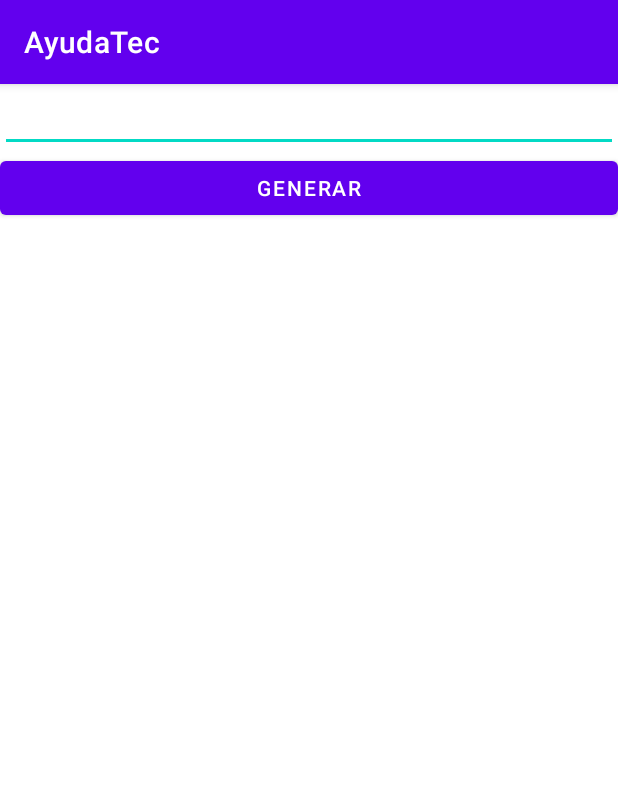
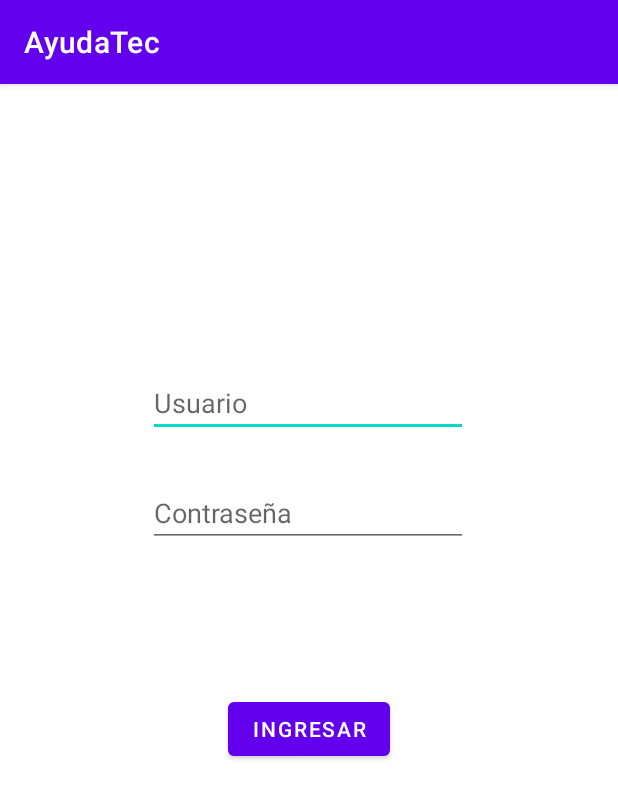
Before and after one commit to TheSkrapy/App2, an Android app: the screen it shows after launch (CrearQr before the commit, ContrasenaCrearQr after it), after a tap on "CREAR", on a phone screen of 412 x 824 dp. Shown: the top 799 px of the screen. Run offline under Robolectric (Android 15) with nearby library versions, the phone set to English and light mode, and no system bars.

Commit message:
Codigo comentado, creacion de contraseña

```diff
--- a/app/src/main/java/com/example/ayudatec/CrearQr.java
+++ b/app/src/main/java/com/example/ayudatec/CrearQr.java
@@ -17,12 +17,13 @@ public class CrearQr extends AppCompatActivity {
     @Override
     protected void onCreate(Bundle savedInstanceState) {
         super.onCreate(savedInstanceState);
-        setContentView(R.layout.activity_crear_qr);
+
+        setContentView(R.layout.activity_crear_qr);   //Declaracion de argumentos para generar qr
         EditText txtDatos = findViewById(R.id.txtDatos);
         Button btnGenera = findViewById(R.id.btnGenera);
         ImageView imgQr = findViewById(R.id.qrCode);
 
-        btnGenera.setOnClickListener(view -> {
+        btnGenera.setOnClickListener(view -> {  //Metodo para generar qr
             try{
                 BarcodeEncoder barcodeEncoder = new BarcodeEncoder();
                 Bitmap bitmap = barcodeEncoder.encodeBitmap(txtDatos.getText().toString(), BarcodeFormat.QR_CODE, 750,750);
--- a/app/src/main/java/com/example/ayudatec/Escaner.java
+++ b/app/src/main/java/com/example/ayudatec/Escaner.java
@@ -21,10 +21,10 @@ public class Escaner extends AppCompatActivity {
         super.onCreate(savedInstanceState);
         setContentView(R.layout.activity_escaner);
 
-        btnScan = findViewById(R.id.btnScan);
+        btnScan = findViewById(R.id.btnScan);  //Declaracion de argumentos para generar qr
         txtResultado = findViewById(R.id.txtResultado);
 
-        btnScan.setOnClickListener(new View.OnClickListener() {
+        btnScan.setOnClickListener(new View.OnClickListener() {  //Boton para pasar a usar el scaner
             @Override
             public void onClick(View view) {
                 IntentIntegrator integrador = new IntentIntegrator(Escaner.this);
@@ -38,7 +38,7 @@ public class Escaner extends AppCompatActivity {
         });
     }
 
-    protected void onActivityResult(int requestCode, int resultCode, Intent data) {
+    protected void onActivityResult(int requestCode, int resultCode, Intent data) { //Presentacion del resultado
         IntentResult result = IntentIntegrator.parseActivityResult(requestCode, resultCode, data);
 
         if(result != null){
--- a/app/src/main/java/com/example/ayudatec/MainActivity.java
+++ b/app/src/main/java/com/example/ayudatec/MainActivity.java
@@ -16,17 +16,17 @@ public class MainActivity extends AppCompatActivity {
         setContentView(R.layout.activity_main);
 
 
-        btnEscanear = (Button) findViewById(R.id.btnScanear);
+        btnEscanear = (Button) findViewById(R.id.btnScanear); //Declaracion de botones
         btnGenerar=(Button) findViewById(R.id.btnCrear);
 
 
-        btnEscanear.setOnClickListener(view -> {
+        btnEscanear.setOnClickListener(view -> {  //Funcionamiento del boton escaner
             Intent c = new Intent(MainActivity.this, Escaner.class);
             startActivity(c);
         });
 
-        btnGenerar.setOnClickListener(view -> {
-            Intent c = new Intent(MainActivity.this, CrearQr.class);
+        btnGenerar.setOnClickListener(view -> {  //Funcionamiento del boton generar
+            Intent c = new Intent(MainActivity.this, ContrasenaCrearQr.class);
             startActivity(c);
         });
 
--- a/app/src/main/res/layout/activity_contrasena_crear_qr.xml
+++ b/app/src/main/res/layout/activity_contrasena_crear_qr.xml
@@ -6,22 +6,45 @@
     android:layout_height="match_parent"
     tools:context=".ContrasenaCrearQr">
 
-    <EditText
-        android:id="@+id/PssCrearQr"
+    <Button
+        android:id="@+id/btnIngresar"
         android:layout_width="wrap_content"
         android:layout_height="wrap_content"
-        android:ems="10"
-        android:inputType="textPassword"
-        tools:layout_editor_absoluteX="115dp"
-        tools:layout_editor_absoluteY="323dp" />
+        android:layout_marginStart="151dp"
+        android:layout_marginTop="79dp"
+        android:layout_marginEnd="151dp"
+        android:layout_marginBottom="296dp"
+        android:text="Ingresar"
+        app:layout_constraintBottom_toBottomOf="parent"
+        app:layout_constraintEnd_toEndOf="parent"
+        app:layout_constraintStart_toStartOf="parent"
+        app:layout_constraintTop_toBottomOf="@+id/txtContra" />
 
     <EditText
-        android:id="@+id/editTextTextPersonName"
+        android:id="@+id/txtUsuario"
         android:layout_width="wrap_content"
         android:layout_height="wrap_content"
+        android:layout_marginStart="100dp"
+        android:layout_marginTop="190dp"
+        android:layout_marginEnd="101dp"
         android:ems="10"
+        android:hint="Usuario"
         android:inputType="textPersonName"
-        android:text="Name"
-        tools:layout_editor_absoluteX="107dp"
-        tools:layout_editor_absoluteY="241dp" />
+        app:layout_constraintEnd_toEndOf="parent"
+        app:layout_constraintStart_toStartOf="parent"
+        app:layout_constraintTop_toTopOf="parent" />
+
+    <EditText
+        android:id="@+id/txtContra"
+        android:layout_width="wrap_content"
+        android:layout_height="wrap_content"
+        android:layout_marginStart="100dp"
+        android:layout_marginTop="28dp"
+        android:layout_marginEnd="101dp"
+        android:ems="10"
+        android:hint="Contraseña"
+        android:inputType="textPassword"
+        app:layout_constraintEnd_toEndOf="parent"
+        app:layout_constraintStart_toStartOf="parent"
+        app:layout_constraintTop_toBottomOf="@+id/txtUsuario" />
 </androidx.constraintlayout.widget.ConstraintLayout>
```
Also changed, not shown: app/src/main/java/com/example/ayudatec/ContrasenaCrearQr.java (+29 -0 lines).
